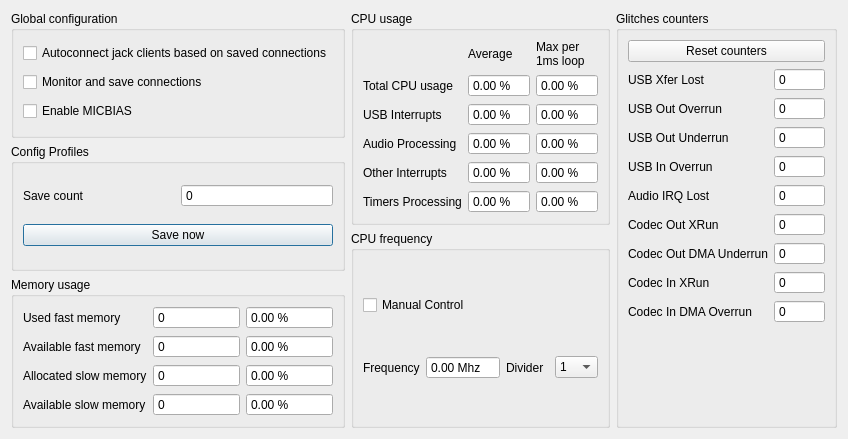
This is damc_gui/GlobalConfigDialog.ui in amurzeau/damc as Qt 5 draws it before an edit. The edited form follows.
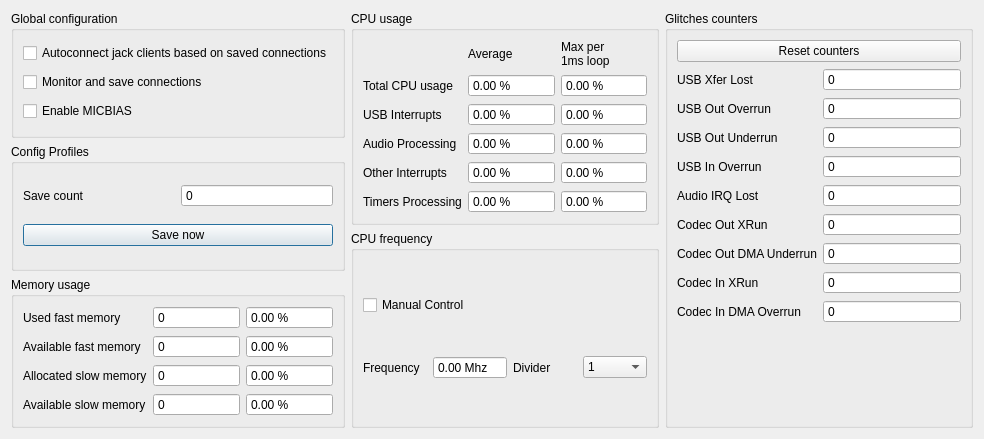
This is the edited form.

Commit message:
damc_gui: hide glitches detection button in MainWindow when not supported
When the OSC endpoints for glitches detection receive nothing, the glitch detection button indicator won't be shown.

```diff
--- a/damc_gui/GlobalConfigDialog.ui
+++ b/damc_gui/GlobalConfigDialog.ui
@@ -6,7 +6,7 @@
    <rect>
     <x>0</x>
     <y>0</y>
-    <width>757</width>
+    <width>984</width>
     <height>439</height>
    </rect>
   </property>
```
Left out of the diff: 2 changed lines with no effect on the pictures. The commit also changes 4 other files.
